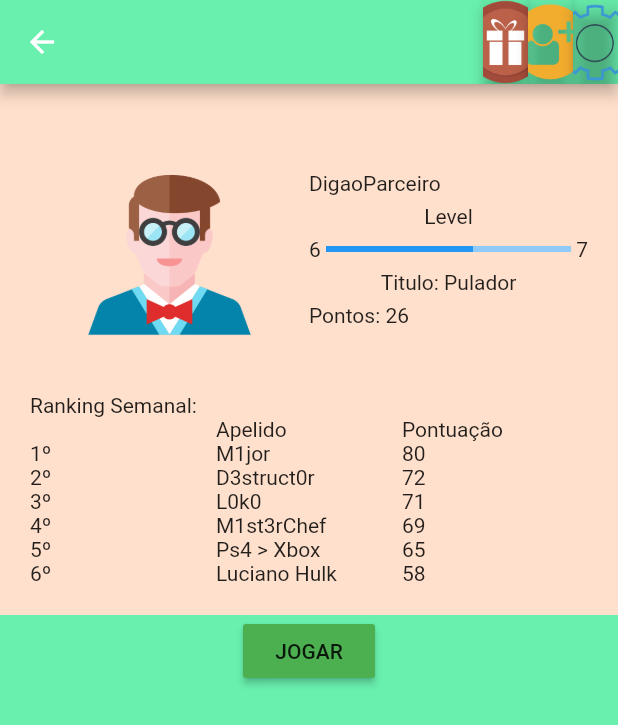
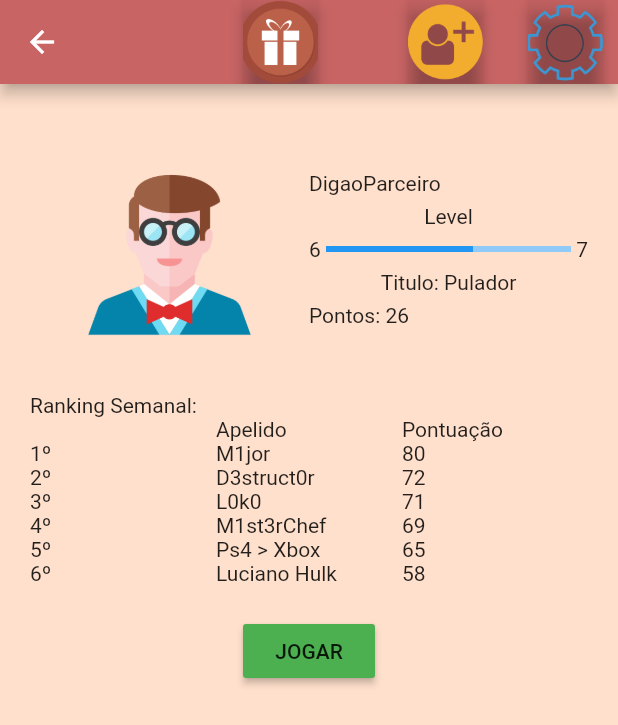
Before and after one commit to Anzell/prototipoCorridadS, a Flutter app: the InicialPage screen opened directly, on a phone screen of 412 x 824 dp. Shown: the top 725 px of the screen. Run offline on Flutter 3.47's test engine with Material 2 defaults, Android fonts, the light colour scheme and no system bars.

Commit message:
tela inicio

```diff
--- a/corrida_de_saco_prototipe/lib/screens/inicial.dart
+++ b/corrida_de_saco_prototipe/lib/screens/inicial.dart
@@ -1,4 +1,5 @@
 import 'package:flutter/material.dart';
+import 'package:corrida_de_saco_prototipe/Global.dart';
 
 class InicialPage extends StatefulWidget {
   @override
@@ -7,36 +8,117 @@
 
 const COR_TRANSPARENTE = Color.fromARGB(0, 255, 0, 0);
 const BORDA_LADO_TRANSPARENTE = BorderSide(color: COR_TRANSPARENTE);
-var COR_TEMA = Colors.greenAccent;
+
+class BotaoCor extends Container {
+  State _state;
+  AlertDialog _dialog;
+  Color _cor;
+
+  BotaoCor(State state, AlertDialog d, Color cor)
+      : super(
+          child: new RawMaterialButton(
+            child: FloatingActionButton(
+              onPressed: () {
+                Navigator.of(state.context, rootNavigator: true)
+                    .pop("temadialog");
+                state.setState(() {
+                  CoresDoAplicativoSingleton().COR_TEMA = cor;
+                });
+              },
+              backgroundColor: cor,
+            ),
+          ),
+          width: 40,
+          height: 40,
+        ) {
+    _state = state;
+    _dialog = d;
+    _cor = cor;
+  }
+}
 
 class _InicialPageState extends State<InicialPage> {
+  _InicialPageState _state;
+
+  _InicialPageState() {
+    _state = this;
+  }
+
   @override
   Widget build(BuildContext context) {
     return Container(
         child: Scaffold(
       appBar: AppBar(
-            backgroundColor: COR_TEMA,
+          backgroundColor: CoresDoAplicativoSingleton().COR_TEMA,
           actions: <Widget>[
-              IconeNoTopo('assets/gift_iconfinder_7_2185392.png',(){
+            IconeNoTopo(
+              'assets/gift_iconfinder_7_2185392.png',
+              () {
                 print("Clicou gift");
-              }),
-              IconeNoTopo('assets/add_user_iconfinder_1902270.png',(){
+              },
+            ),
+            Container(
+              width: 60,
+            ),
+            IconeNoTopo('assets/add_user_iconfinder_1902270.png', () {
               print("Clicou add user");
             }),
-              IconeNoTopo('assets/options_iconfinder_free-14_463013.png',(){
-                print("Clicou options");
-              })
-            ]
+            Container(
+              width: 30,
             ),
+            IconeNoTopo('assets/options_iconfinder_free-14_463013.png', () {
+              showDialog(
+                  context: context,
+                  builder: (BuildContext context) {
+                    AlertDialog dialog;
+                    dialog = new AlertDialog(
+                      key: Key("temadialog"),
+                      title: new Text("Tema"),
+                      actions: <Widget>[
+                        Column(
+                          children: <Widget>[
+                            BotaoCor(_state, dialog, Colors.red),
+                            BotaoCor(_state, dialog, Colors.blue),
+                            BotaoCor(_state, dialog, Colors.green),
+                            BotaoCor(_state, dialog, Colors.yellow),
+                          ],
+                        ),
+                        Column(
+                          children: <Widget>[
+                            BotaoCor(_state, dialog, Colors.amber),
+                            BotaoCor(_state, dialog, Colors.black),
+                            BotaoCor(_state, dialog, Colors.black12),
+                            BotaoCor(_state, dialog, Colors.deepOrange),
+                          ],
+                        ),
+                        Column(
+                          children: <Widget>[
+                            BotaoCor(_state, dialog, Colors.lime),
+                            BotaoCor(_state, dialog, Colors.orange),
+                            BotaoCor(_state, dialog, Colors.pinkAccent),
+                            BotaoCor(_state, dialog, Colors.blueGrey),
+                          ],
+                        )
+                      ],
+                    );
+                    return dialog;
+                  });
+            }),
+            Container(
+              width: 10,
+            ),
+          ]),
       body: SingleChildScrollView(
         child: Column(
           children: <Widget>[
-                Container(child: Column(
+            Container(
+                child: Column(
                   children: <Widget>[
                     Row(
                       children: <Widget>[
                         Flexible(
-                          child: Image.asset("assets/homem_iconfinder_Man-14_379487.png"),
+                          child: Image.asset(
+                              "assets/homem_iconfinder_Man-14_379487.png"),
                           flex: 1,
                         ),
                         Flexible(
@@ -44,10 +126,8 @@
                             crossAxisAlignment: CrossAxisAlignment.start,
                             children: <Widget>[
                               Padding(
-                                child: Text(
-                                    'DigaoParceiro'
-                                ),
-                                padding: EdgeInsets.fromLTRB(0,0,0,6),
+                                child: Text('DigaoParceiro'),
+                                padding: EdgeInsets.fromLTRB(0, 0, 0, 6),
                               ),
                               Padding(
                                 child: Align(
@@ -57,36 +137,28 @@
                                   ),
                                   alignment: Alignment.center,
                                 ),
-                                padding: EdgeInsets.fromLTRB(0,0,0,6),
+                                padding: EdgeInsets.fromLTRB(0, 0, 0, 6),
                               ),
                               Padding(
-                                child: Row(
-                                    children: <Widget>[
-                                      Text(
-                                          '6 '
-                                      ),
-                                      Expanded(child: LinearProgressIndicator(value: 0.6)),
-                                      Text(
-                                          ' 7'
-                                      ),
-                                    ]
-                                ),
-                                padding: EdgeInsets.fromLTRB(0,0,0,6),
+                                child: Row(children: <Widget>[
+                                  Text('6 '),
+                                  Expanded(
+                                      child:
+                                          LinearProgressIndicator(value: 0.6)),
+                                  Text(' 7'),
+                                ]),
+                                padding: EdgeInsets.fromLTRB(0, 0, 0, 6),
                               ),
                               Padding(
                                 child: Align(
-                                  child: Text(
-                                      'Titulo: Pulador'
-                                  ),
+                                  child: Text('Titulo: Pulador'),
                                   alignment: Alignment.center,
                                 ),
-                                padding: EdgeInsets.fromLTRB(0,0,0,6),
+                                padding: EdgeInsets.fromLTRB(0, 0, 0, 6),
                               ),
                               Padding(
-                                child: Text(
-                                    'Pontos: 26'
-                                ),
-                                padding: EdgeInsets.fromLTRB(0,0,0,6),
+                                child: Text('Pontos: 26'),
+                                padding: EdgeInsets.fromLTRB(0, 0, 0, 6),
                               )
                             ],
                           ),
@@ -96,44 +168,61 @@
                     ),
                     Column(
                       children: <Widget>[
-                        Align(child: Text("Ranking Semanal:"), alignment: Alignment.topLeft,),
+                        Align(
+                          child: Text("Ranking Semanal:"),
+                          alignment: Alignment.topLeft,
+                        ),
                         Table(
-                          border: TableBorder.all(width: 1.0, color: COR_TRANSPARENTE),
-
+                          border: TableBorder.all(
+                              width: 1.0, color: COR_TRANSPARENTE),
                           children: [
                             TableRow(
                               children: [
-                                Text(""), Text("Apelido"),Text("Pontuação"),
+                                Text(""),
+                                Text("Apelido"),
+                                Text("Pontuação"),
                               ],
                             ),
                             TableRow(
                               children: [
-                                Text("1º"), Text("M1jor"),Text("80"),
+                                Text("1º"),
+                                Text("M1jor"),
+                                Text("80"),
                               ],
                             ),
                             TableRow(
                               children: [
-                                Text("2º"), Text("D3struct0r"),Text("72"),
+                                Text("2º"),
+                                Text("D3struct0r"),
+                                Text("72"),
                               ],
                             ),
                             TableRow(
                               children: [
-                                Text("3º"), Text("L0k0"),Text("71"),
+                                Text("3º"),
+                                Text("L0k0"),
+                                Text("71"),
                               ],
                             ),
                             TableRow(
                               children: [
-                                Text("4º"), Text("M1st3rChef"),Text("69"),
+                                Text("4º"),
+                                Text("M1st3rChef"),
+                                Text("69"),
                               ],
                             ),
                             TableRow(
                               children: [
-                                Text("5º"), Text("Ps4 > Xbox"),Text("65"),
+                                Text("5º"),
+                                Text("Ps4 > Xbox"),
+                                Text("65"),
                               ],
                             ),
                             TableRow(
                               children: [
-                                Text("6º"), Text("Luciano Hulk"),Text("58"),
+                                Text("6º"),
+                                Text("Luciano Hulk"),
+                                Text("58"),
                               ],
                             ),
                           ],
@@ -141,42 +230,41 @@
                       ],
                     ),
                   ],
-                ), padding: EdgeInsets.all(20)),
+                ),
+                padding: EdgeInsets.all(20)),
             Stack(
               children: <Widget>[
                 Container(
                   width: 1000,
                   height: 1000,
-                      color: COR_TEMA,
+                  color: CoresDoAplicativoSingleton().COR_TEMA,
                 ),
                 Align(
                   child: RaisedButton(
                       child: Text("JOGAR"),
                       color: Colors.green,
-                          onPressed: (){
-
-                          }
-                      ), alignment: Alignment.center,
+                      onPressed: () {}),
+                  alignment: Alignment.center,
                 )
               ],
             )
           ],
         ),
       ),
-        )
-    );
+    ));
   }
 }
 
-class IconeNoTopo extends Material{
-  IconeNoTopo(String path, GestureTapCallback quandoClicar) : super (
+class IconeNoTopo extends Material {
+  IconeNoTopo(String path, GestureTapCallback quandoClicar)
+      : super(
           elevation: 4.0,
           color: Colors.transparent,
           child: Ink.image(
             image: AssetImage(path),
             fit: BoxFit.cover,
-      width: 30.0,
-      height: 30.0,
+            width: 50.0,
+            height: 50.0,
             child: InkWell(
               onTap: quandoClicar,
               child: null,
```
Lines whose indentation alone changed are shown as unchanged.
